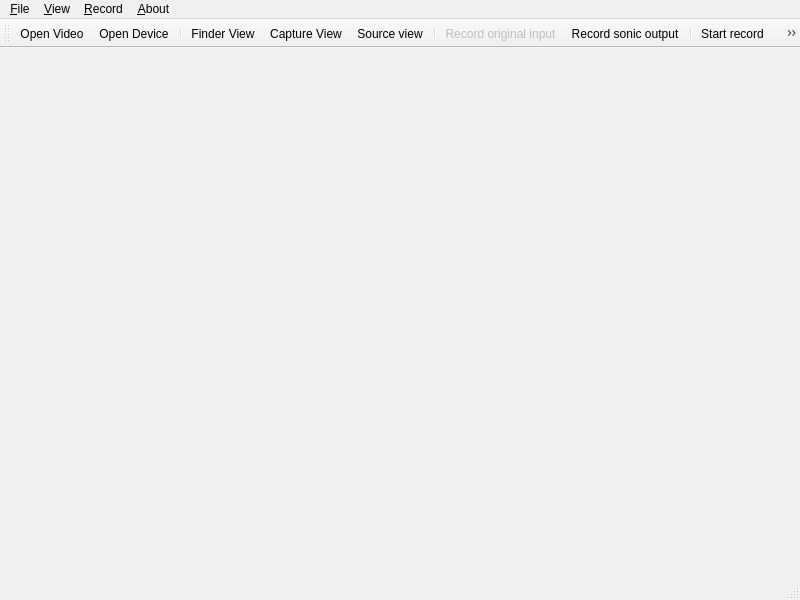
First picture: the form in sonic-gesture/qt/mainwindow.ui, repository duanliying/sonic-gesture, before the edit.
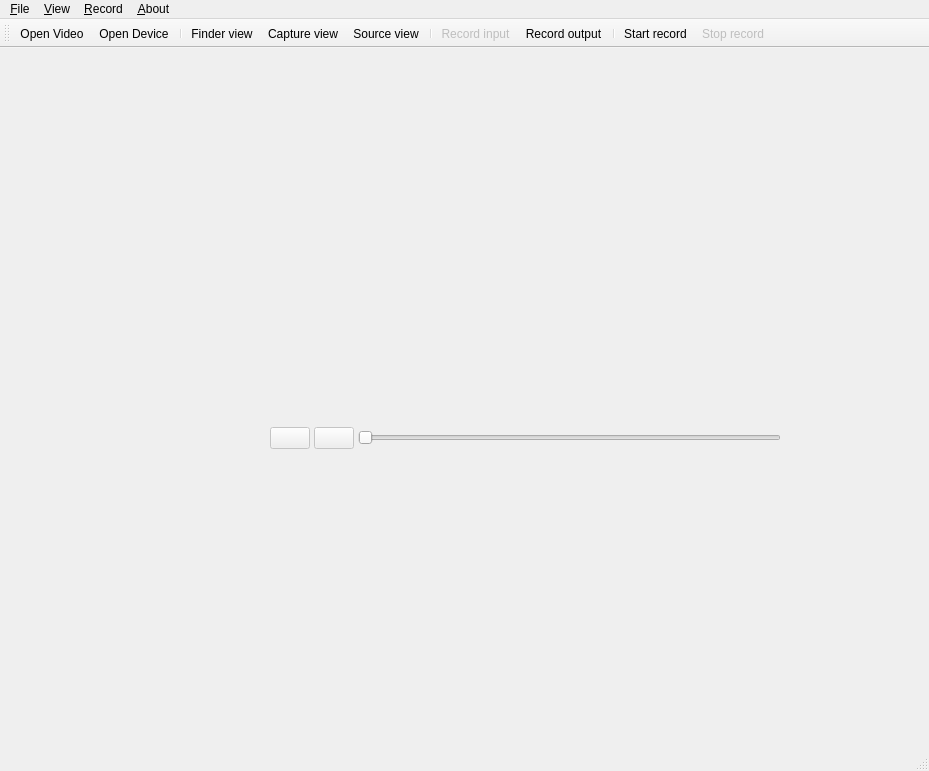
Second picture: the form after the edit. Icons and pictures are not drawn. Custom widgets are drawn as their Qt base class.

Diff of the .ui file:
```diff
--- a/sonic-gesture/qt/mainwindow.ui
+++ b/sonic-gesture/qt/mainwindow.ui
@@ -9,8 +9,8 @@
    <rect>
     <x>0</x>
     <y>0</y>
-    <width>800</width>
-    <height>600</height>
+    <width>929</width>
+    <height>771</height>
    </rect>
   </property>
   <property name="windowTitle">
@@ -26,16 +26,83 @@
     <height>20</height>
    </size>
   </property>
+  <property name="toolButtonStyle">
+   <enum>Qt::ToolButtonTextUnderIcon</enum>
+  </property>
   <property name="unifiedTitleAndToolBarOnMac">
    <bool>true</bool>
   </property>
-  <widget class="QWidget" name="centralwidget"/>
+  <widget class="QWidget" name="centralwidget">
+   <widget class="QWidget" name="verticalLayoutWidget">
+    <property name="geometry">
+     <rect>
+      <x>270</x>
+      <y>50</y>
+      <width>511</width>
+      <height>351</height>
+     </rect>
+    </property>
+    <layout class="QVBoxLayout" name="verticalLayout">
+     <item>
+      <widget class="QCVImage" name="widget" native="true"/>
+     </item>
+     <item>
+      <layout class="QHBoxLayout" name="horizontalLayout_2">
+       <property name="spacing">
+        <number>4</number>
+       </property>
+       <property name="sizeConstraint">
+        <enum>QLayout::SetFixedSize</enum>
+       </property>
+       <item>
+        <widget class="QPushButton" name="pushButton">
+         <property name="enabled">
+          <bool>false</bool>
+         </property>
+         <property name="text">
+          <string/>
+         </property>
+         <property name="icon">
+          <iconset resource="resources.qrc">
+           <normaloff>:/icons/pauze movie</normaloff>:/icons/pauze movie</iconset>
+         </property>
+        </widget>
+       </item>
+       <item>
+        <widget class="QPushButton" name="pushButton_2">
+         <property name="enabled">
+          <bool>false</bool>
+         </property>
+         <property name="text">
+          <string/>
+         </property>
+         <property name="icon">
+          <iconset resource="resources.qrc">
+           <normaloff>:/icons/play movie</normaloff>:/icons/play movie</iconset>
+         </property>
+        </widget>
+       </item>
+       <item>
+        <widget class="QSlider" name="horizontalSlider">
+         <property name="enabled">
+          <bool>false</bool>
+         </property>
+         <property name="orientation">
+          <enum>Qt::Horizontal</enum>
+         </property>
+        </widget>
+       </item>
+      </layout>
+     </item>
+    </layout>
+   </widget>
+  </widget>
   <widget class="QMenuBar" name="menubar">
    <property name="geometry">
     <rect>
      <x>0</x>
      <y>0</y>
-     <width>800</width>
+     <width>929</width>
      <height>25</height>
     </rect>
    </property>
@@ -130,7 +197,7 @@
      <normaloff>:/icons/finder</normaloff>:/icons/finder</iconset>
    </property>
    <property name="text">
-    <string>Finder View</string>
+    <string>Finder view</string>
    </property>
   </action>
   <action name="actionCapture_View">
@@ -139,7 +206,7 @@
      <normaloff>:/icons/capture</normaloff>:/icons/capture</iconset>
    </property>
    <property name="text">
-    <string>Capture View</string>
+    <string>Capture view</string>
    </property>
   </action>
   <action name="actionRecord_original_movie">
@@ -151,7 +218,7 @@
      <normaloff>:/icons/record input</normaloff>:/icons/record input</iconset>
    </property>
    <property name="text">
-    <string>Record original input</string>
+    <string>Record input</string>
    </property>
   </action>
   <action name="actionRecord_visual_output">
@@ -160,7 +227,7 @@
      <normaloff>:/icons/record output</normaloff>:/icons/record output</iconset>
    </property>
    <property name="text">
-    <string>Record sonic output</string>
+    <string>Record output</string>
    </property>
   </action>
   <action name="actionSource_view">
@@ -199,6 +266,14 @@
    </property>
   </action>
  </widget>
+ <customwidgets>
+  <customwidget>
+   <class>QCVImage</class>
+   <extends>QWidget</extends>
+   <header>qcvimage.h</header>
+   <container>1</container>
+  </customwidget>
+ </customwidgets>
  <resources>
   <include location="resources.qrc"/>
  </resources>
```
Left out of the diff: 8 changed lines with no effect on the pictures.
